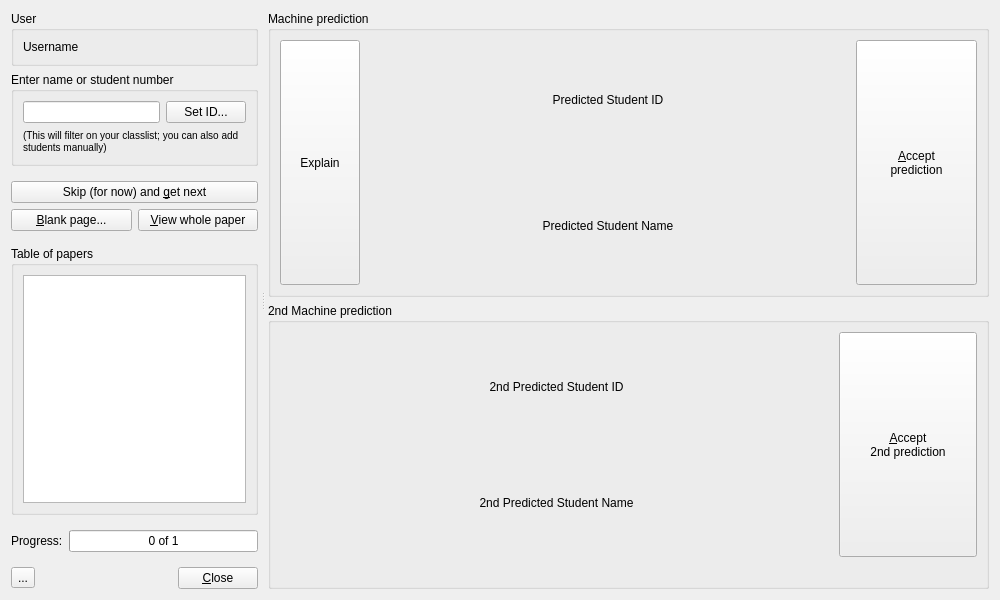
Above: plomclient/client/ui_files/identifier.ui from plomgrading/plom-client before the change. Below: the same form after it.
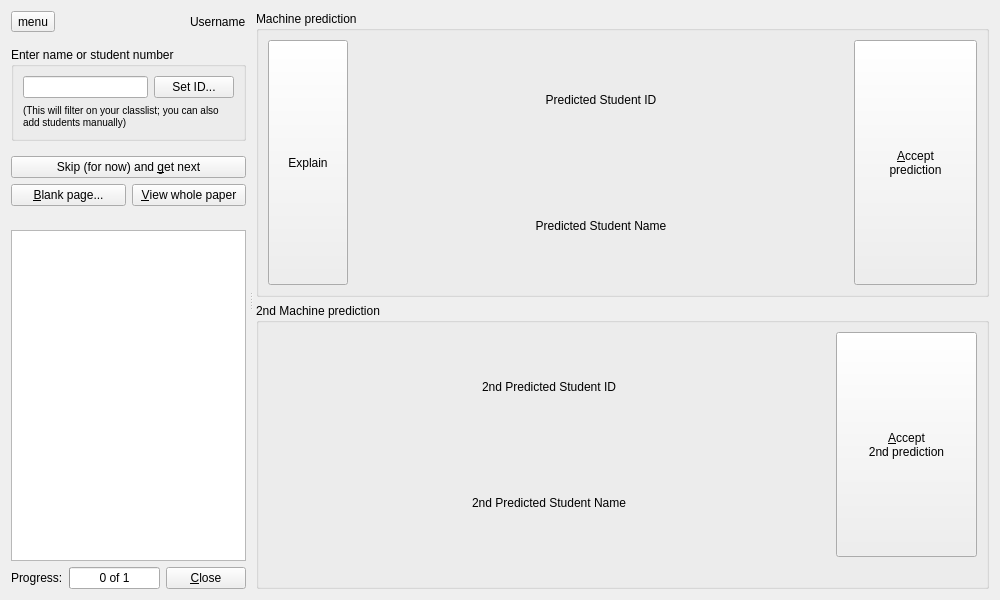
That is the form after the change.

Commit message: Identifier: tweak spacing and UI layout

Diff of the .ui file:
```diff
--- a/plomclient/client/ui_files/identifier.ui
+++ b/plomclient/client/ui_files/identifier.ui
@@ -65,15 +65,44 @@
         <number>0</number>
        </property>
        <item>
-        <widget class="QGroupBox" name="userBox">
-         <property name="title">
-          <string>User</string>
-         </property>
-         <layout class="QGridLayout" name="gridLayout">
+        <widget class="QFrame" name="frame0">
+         <layout class="QHBoxLayout" name="horizontalLayout">
           <property name="sizeConstraint">
            <enum>QLayout::SizeConstraint::SetDefaultConstraint</enum>
           </property>
-          <item row="0" column="0">
+          <property name="leftMargin">
+           <number>0</number>
+          </property>
+          <property name="topMargin">
+           <number>0</number>
+          </property>
+          <property name="rightMargin">
+           <number>0</number>
+          </property>
+          <property name="bottomMargin">
+           <number>9</number>
+          </property>
+          <item>
+           <widget class="QToolButton" name="hamMenuButton">
+            <property name="text">
+             <string>menu</string>
+            </property>
+           </widget>
+          </item>
+          <item>
+           <spacer name="horizontalSpacer">
+            <property name="orientation">
+             <enum>Qt::Orientation::Horizontal</enum>
+            </property>
+            <property name="sizeHint" stdset="0">
+             <size>
+              <width>40</width>
+              <height>20</height>
+             </size>
+            </property>
+           </spacer>
+          </item>
+          <item>
            <widget class="QLabel" name="userLabel">
             <property name="text">
              <string>Username</string>
@@ -149,12 +178,21 @@
         </widget>
        </item>
        <item>
-        <widget class="QGroupBox" name="tableBox">
-         <property name="title">
-          <string>Table of papers</string>
-         </property>
-         <layout class="QGridLayout" name="gridLayout_2">
-          <item row="0" column="0">
+        <widget class="QFrame" name="tableBox">
+         <layout class="QVBoxLayout" name="verticalLayout">
+          <property name="leftMargin">
+           <number>0</number>
+          </property>
+          <property name="topMargin">
+           <number>9</number>
+          </property>
+          <property name="rightMargin">
+           <number>0</number>
+          </property>
+          <property name="bottomMargin">
+           <number>0</number>
+          </property>
+          <item>
            <widget class="QTableView" name="tableView">
             <property name="editTriggers">
              <set>QAbstractItemView::EditTrigger::NoEditTriggers</set>
@@ -182,9 +220,15 @@
           <property name="leftMargin">
            <number>0</number>
           </property>
+          <property name="topMargin">
+           <number>0</number>
+          </property>
           <property name="rightMargin">
            <number>0</number>
           </property>
+          <property name="bottomMargin">
+           <number>0</number>
+          </property>
           <item>
            <widget class="QLabel" name="progressLabel">
             <property name="text">
@@ -204,47 +248,6 @@
              <string>%v of %m</string>
             </property>
            </widget>
-          </item>
-         </layout>
-        </widget>
-       </item>
-       <item>
-        <widget class="QFrame" name="frame">
-         <layout class="QHBoxLayout" name="horizontalLayout">
-          <property name="sizeConstraint">
-           <enum>QLayout::SizeConstraint::SetDefaultConstraint</enum>
-          </property>
-          <property name="leftMargin">
-           <number>0</number>
-          </property>
-          <property name="topMargin">
-           <number>0</number>
-          </property>
-          <property name="rightMargin">
-           <number>0</number>
-          </property>
-          <property name="bottomMargin">
-           <number>0</number>
-          </property>
-          <item>
-           <widget class="QToolButton" name="hamMenuButton">
-            <property name="text">
-             <string>...</string>
-            </property>
-           </widget>
-          </item>
-          <item>
-           <spacer name="horizontalSpacer">
-            <property name="orientation">
-             <enum>Qt::Orientation::Horizontal</enum>
-            </property>
-            <property name="sizeHint" stdset="0">
-             <size>
-              <width>40</width>
-              <height>20</height>
-             </size>
-            </property>
-           </spacer>
           </item>
           <item>
            <widget class="QPushButton" name="closeButton">
```
Left out of the diff: 4 changed lines with no effect on the pictures. The commit also changes 1 other file.
